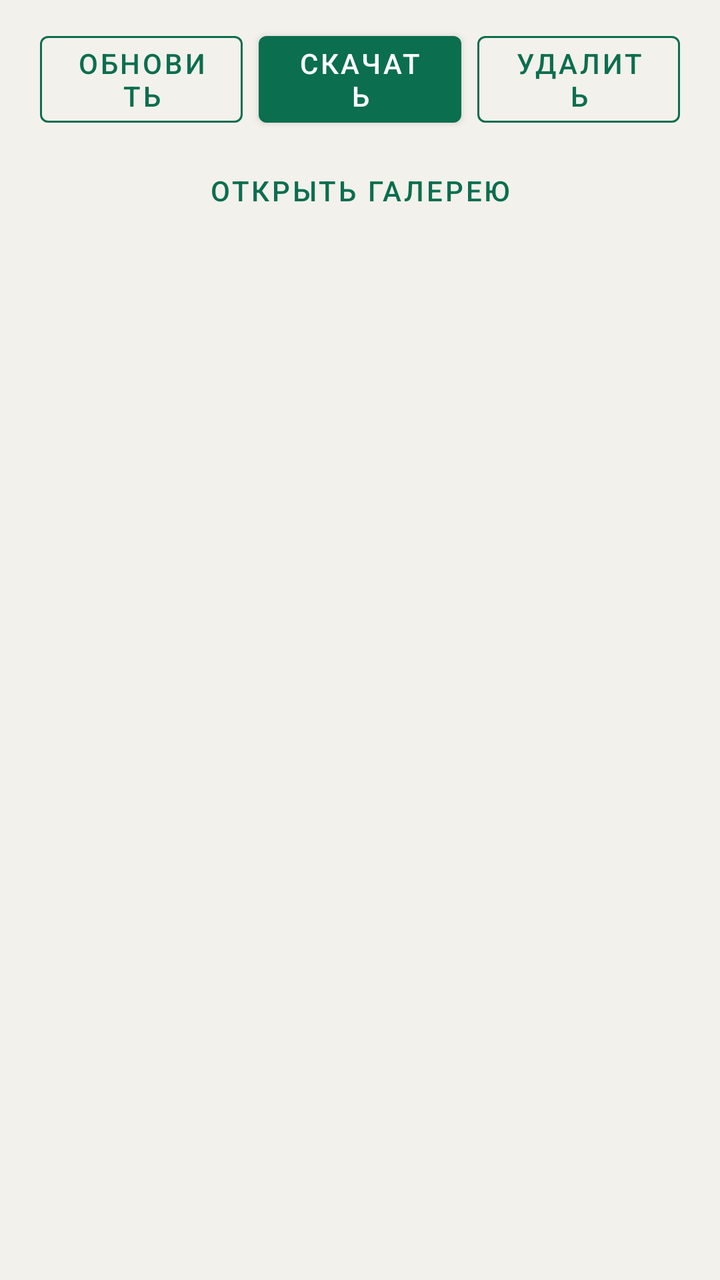
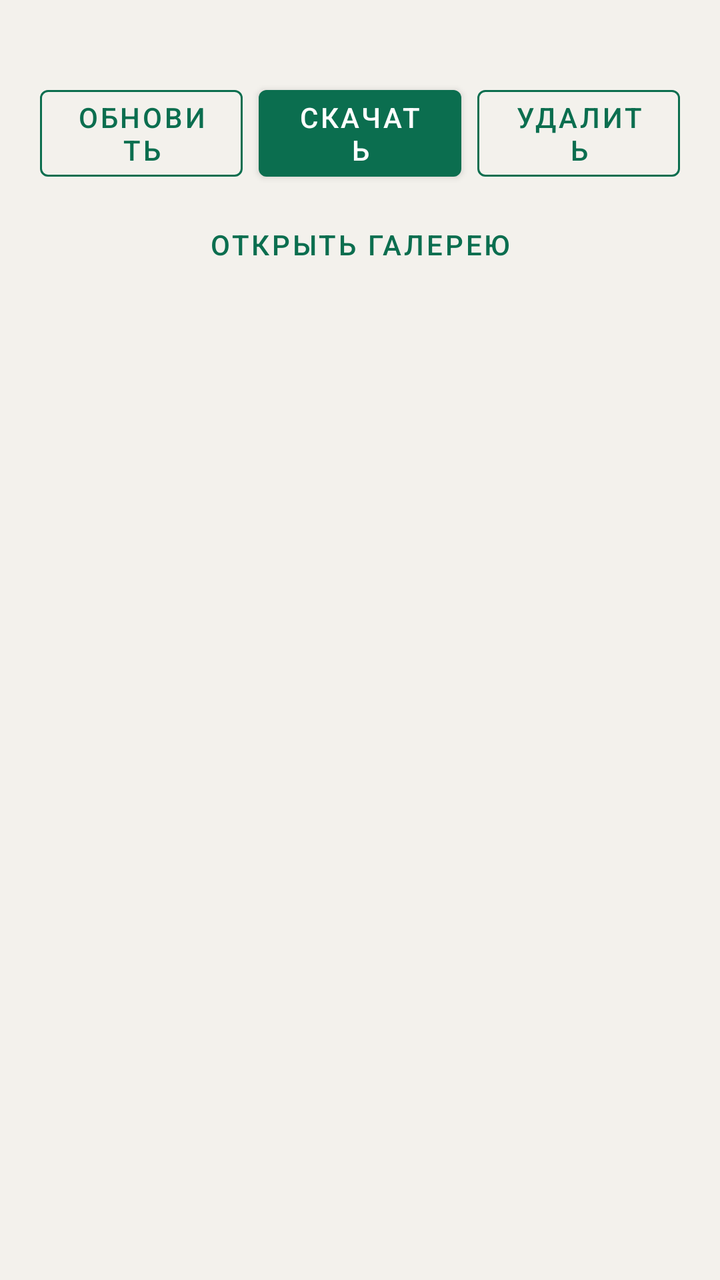

Before-and-after screenshots of an Android layout around one commit, followed by the original layout XML and the change that was made.
<!-- AndroidManifest.xml: application theme Theme.Insta360X5 -->
<!-- res/layout/activity_files.xml -->
<?xml version="1.0" encoding="utf-8"?>
<LinearLayout xmlns:android="http://schemas.android.com/apk/res/android"
    android:layout_width="match_parent"
    android:layout_height="match_parent"
    android:background="@color/bg"
    android:orientation="vertical"
    android:paddingHorizontal="20dp"
    android:paddingTop="12dp"
    android:paddingBottom="16dp">

    <LinearLayout
        android:layout_width="match_parent"
        android:layout_height="wrap_content"
        android:orientation="horizontal">

        <com.google.android.material.button.MaterialButton
            android:id="@+id/btnRefresh"
            style="@style/Widget.Insta360X5.Button.Outlined"
            android:layout_width="0dp"
            android:layout_height="wrap_content"
            android:layout_weight="1"
            android:text="@string/refresh" />

        <com.google.android.material.button.MaterialButton
            android:id="@+id/btnDownload"
            style="@style/Widget.Insta360X5.Button"
            android:layout_width="0dp"
            android:layout_height="wrap_content"
            android:layout_marginStart="8dp"
            android:layout_weight="1"
            android:text="@string/download" />

        <com.google.android.material.button.MaterialButton
            android:id="@+id/btnDelete"
            style="@style/Widget.Insta360X5.Button.Outlined"
            android:layout_width="0dp"
            android:layout_height="wrap_content"
            android:layout_marginStart="8dp"
            android:layout_weight="1"
            android:text="@string/delete" />
    </LinearLayout>

    <com.google.android.material.button.MaterialButton
        android:id="@+id/btnOpenGallery"
        style="@style/Widget.Insta360X5.Button.Text"
        android:layout_width="match_parent"
        android:layout_height="wrap_content"
        android:layout_marginTop="4dp"
        android:text="@string/open_gallery" />

    <ProgressBar
        android:id="@+id/progress"
        style="?android:attr/progressBarStyleHorizontal"
        android:layout_width="match_parent"
        android:layout_height="wrap_content"
        android:layout_marginTop="8dp"
        android:indeterminate="true"
        android:visibility="gone" />

    <TextView
        android:id="@+id/filesStatus"
        android:layout_width="match_parent"
        android:layout_height="wrap_content"
        android:layout_marginTop="8dp"
        android:gravity="center"
        android:textColor="@color/text_secondary" />

    <androidx.recyclerview.widget.RecyclerView
        android:id="@+id/filesList"
        android:layout_width="match_parent"
        android:layout_height="0dp"
        android:layout_marginTop="8dp"
        android:layout_weight="1"
        android:clipToPadding="false" />
</LinearLayout>
<!-- resources referenced by this layout -->
<resources>
  <color name="bg">#FFF3F1EC</color>
  <color name="text_secondary">#FF4A4A4A</color>
  <string name="delete">Удалить</string>
  <string name="download">Скачать</string>
  <string name="open_gallery">Открыть галерею</string>
  <string name="refresh">Обновить</string>
  <style name="Widget.Insta360X5.Button" parent="Widget.MaterialComponents.Button">
          <item name="android:textColor">@color/white</item>
          <item name="backgroundTint">@color/accent</item>
      </style>
  <style name="Widget.Insta360X5.Button.Outlined" parent="Widget.MaterialComponents.Button.OutlinedButton">
          <item name="android:textColor">@color/accent</item>
          <item name="strokeColor">@color/accent</item>
          <item name="rippleColor">@color/accent</item>
      </style>
  <style name="Widget.Insta360X5.Button.Text" parent="Widget.MaterialComponents.Button.TextButton">
          <item name="android:textColor">@color/accent</item>
      </style>
  <style name="Theme.Insta360X5" parent="Theme.MaterialComponents.Light.DarkActionBar">
          <item name="colorPrimary">@color/accent</item>
          <item name="colorPrimaryDark">@color/accent_dark</item>
          <item name="colorPrimaryVariant">@color/accent_dark</item>
          <item name="colorSecondary">@color/accent</item>
          <item name="colorAccent">@color/accent</item>
          <item name="colorOnPrimary">@color/white</item>
          <item name="colorSurface">@color/surface</item>
          <item name="colorOnSurface">@color/text_primary</item>
          <item name="android:colorBackground">@color/bg</item>
          <item name="android:windowBackground">@color/bg</item>
          <item name="android:statusBarColor">@color/accent_dark</item>
          <item name="android:textColorPrimary">@color/text_primary</item>
          <item name="android:textColorSecondary">@color/text_secondary</item>
          <item name="android:textColor">@color/text_primary</item>
          <item name="android:textColorHint">@color/text_secondary</item>
          <item name="colorControlNormal">@color/text_secondary</item>
          <item name="colorControlActivated">@color/accent</item>
          <item name="actionBarTheme">@style/ThemeOverlay.Insta360X5.ActionBar</item>
          <item name="materialButtonOutlinedStyle">@style/Widget.Insta360X5.Button.Outlined</item>
          <item name="materialButtonStyle">@style/Widget.Insta360X5.Button</item>
      </style>
  <color name="white">#FFFFFFFF</color>
  <color name="accent">#FF0B6E4F</color>
  <color name="accent_dark">#FF084C37</color>
  <color name="surface">#FFFFFFFF</color>
  <color name="text_primary">#FF1A1A1A</color>
  <style name="ThemeOverlay.Insta360X5.ActionBar" parent="ThemeOverlay.MaterialComponents.Dark.ActionBar">
          <item name="android:textColorPrimary">@color/white</item>
          <item name="colorControlNormal">@color/white</item>
      </style>
</resources>

<!-- the commit's change to res/layout/activity_files.xml (unified diff, before → after) -->
@@ -8,9 +8,26 @@
     android:paddingTop="12dp"
     android:paddingBottom="16dp">
 
+    <TextView
+        android:id="@+id/filesStatus"
+        android:layout_width="match_parent"
+        android:layout_height="wrap_content"
+        android:gravity="center"
+        android:textColor="@color/text_secondary" />
+
+    <ProgressBar
+        android:id="@+id/progress"
+        style="?android:attr/progressBarStyleHorizontal"
+        android:layout_width="match_parent"
+        android:layout_height="wrap_content"
+        android:layout_marginTop="8dp"
+        android:indeterminate="true"
+        android:visibility="gone" />
+
     <LinearLayout
         android:layout_width="match_parent"
         android:layout_height="wrap_content"
+        android:layout_marginTop="8dp"
         android:orientation="horizontal">
 
         <com.google.android.material.button.MaterialButton
@@ -48,23 +65,6 @@
         android:layout_marginTop="4dp"
         android:text="@string/open_gallery" />
 
-    <ProgressBar
-        android:id="@+id/progress"
-        style="?android:attr/progressBarStyleHorizontal"
-        android:layout_width="match_parent"
-        android:layout_height="wrap_content"
-        android:layout_marginTop="8dp"
-        android:indeterminate="true"
-        android:visibility="gone" />
-
-    <TextView
-        android:id="@+id/filesStatus"
-        android:layout_width="match_parent"
-        android:layout_height="wrap_content"
-        android:layout_marginTop="8dp"
-        android:gravity="center"
-        android:textColor="@color/text_secondary" />
-
     <androidx.recyclerview.widget.RecyclerView
         android:id="@+id/filesList"
         android:layout_width="match_parent"
